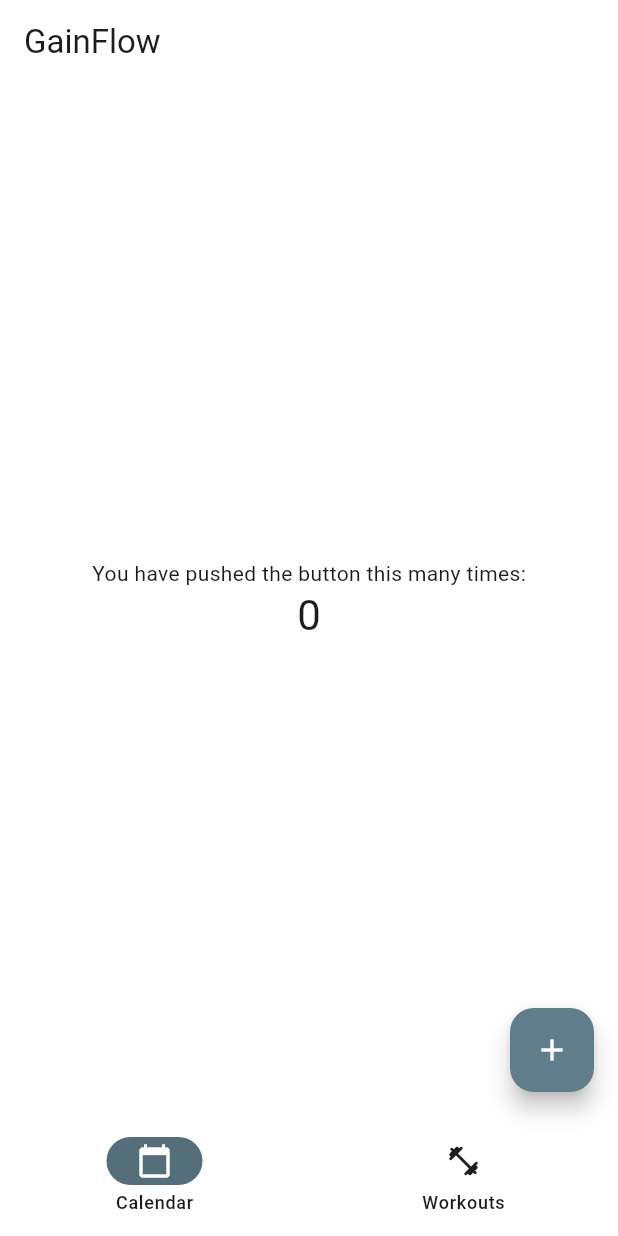
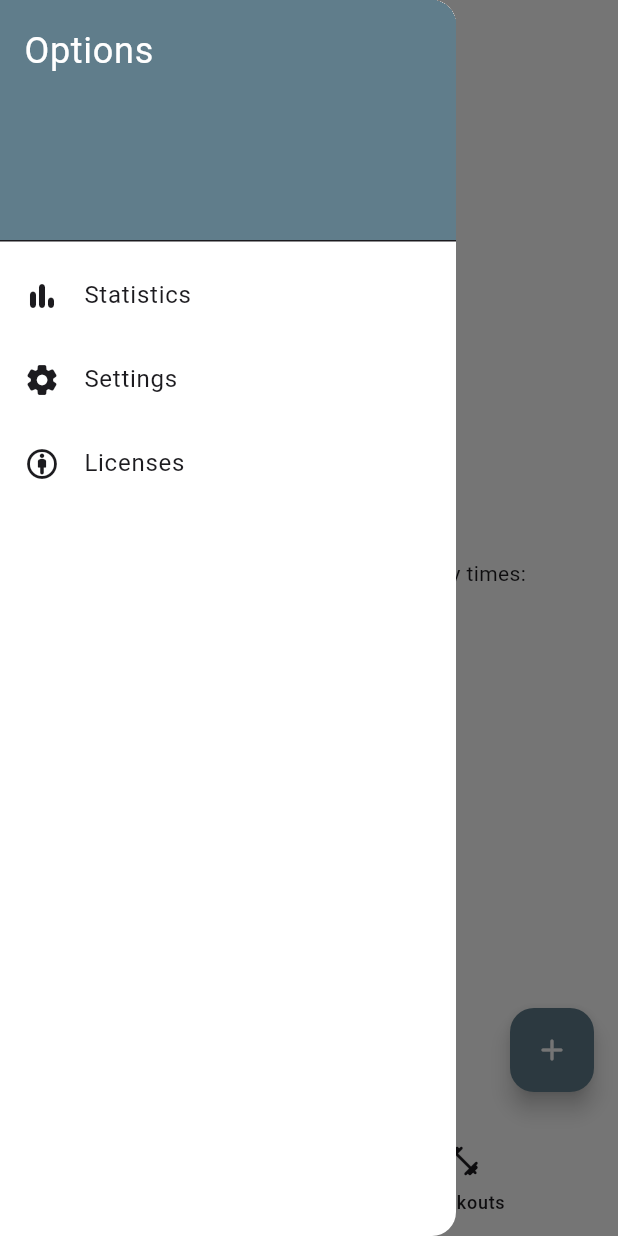
Before and after one commit to Stefano-Bozzi/GymTracker-App, a Flutter app: the screen it shows after launch, with the side drawer open (before the commit the screen has no drawer), on a phone screen of 412 x 824 dp. Run offline on Flutter 3.47's test engine with Material 3 defaults, Android fonts, the phone set to English and light mode, and no system bars.

Commit message:
feat: add Option Drawer left panel

```diff
--- a/lib/main.dart
+++ b/lib/main.dart
@@ -87,6 +87,60 @@ class _MyHomePageState extends State<MyHomePage> {
         // the App.build method, and use it to set our appbar title.
         title: Text(widget.title),
       ),
+      drawer: Drawer(
+        child: ListView(
+          padding: EdgeInsets.zero, //overlap the animation on status bar, but infor are still visible (time, notifications, etc.)
+          children: <Widget>[
+            // Drawer Title
+            DrawerHeader(
+              decoration: BoxDecoration(
+                color: Theme.of(context).colorScheme.primary,
+              ),
+              child: Text(
+                'Options',
+                style: TextStyle(
+                  color: Theme.of(context).colorScheme.onPrimary,
+                  fontSize: 24,
+                ),
+              ),
+            ),
+
+            // I want the Drawer to have:
+            // Statistics for graphs,
+            // Settings for future fixed theme or reset,
+            // Liceses for legal security
+
+            // Statistics
+            ListTile(
+              leading: const Icon(Icons.bar_chart_rounded),
+              title: const Text('Statistics'),
+              onTap: () {
+                // here the logic
+              },
+            ),
+
+            // Settings
+            ListTile(
+              leading: const Icon(Icons.settings_rounded),
+              title: const Text('Settings'),
+              onTap: () {
+                // here the logic
+                // Navigator.pop(context);
+              },
+            ),
+
+            // Licenses
+            ListTile(
+              leading: const Icon(Icons.attribution_rounded),
+              title: const Text('Licenses'),
+              onTap: () {
+                // here the logic
+                // Navigator.pop(context);
+              },
+            ),
+          ],
+        ),
+      ),
       bottomNavigationBar: NavigationBar( //set a list of pages at the bottom. when pressed all the screen change throg the selected page.
         destinations: [
           NavigationDestination(icon: Icon(Icons.calendar_today), label: 'Calendar'),
@@ -123,7 +177,7 @@ class _MyHomePageState extends State<MyHomePage> {
       floatingActionButton: FloatingActionButton(
         onPressed: _incrementCounter,
         tooltip: 'Increment',
-        child: const Icon(Icons.add),
+        child: const Icon(Icons.add_rounded),
       ),
     );
   }
```
